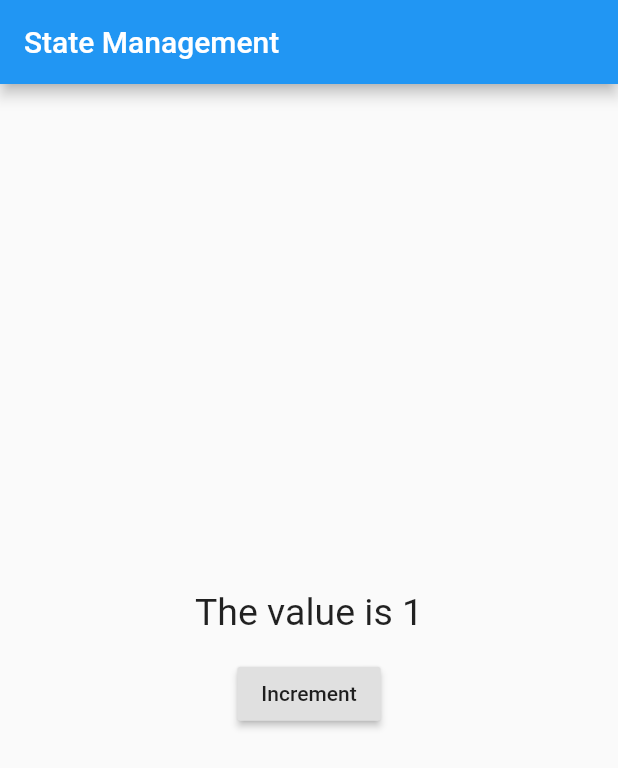
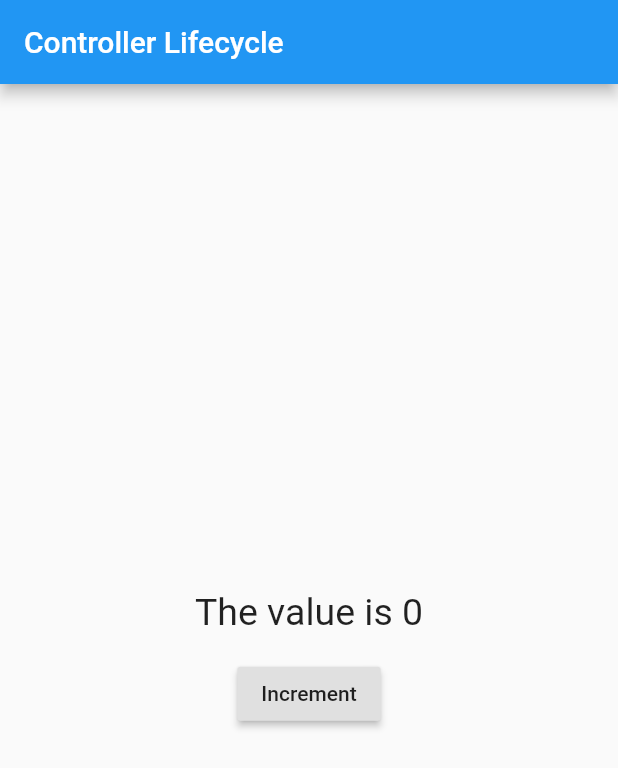
Before and after one commit to tamimiskhan/getx_flutter, a Flutter app: the screen it shows after launch, after a tap on "Increment", on a phone screen of 412 x 824 dp. Shown: the top 768 px of the screen. Run offline on Flutter 3.47's test engine with Material 2 defaults, Android fonts, the phone set to English and light mode, and no system bars; our stand-ins replace get.

Commit message:
Getx controller lifecycle.

```diff
--- a/lib/main.dart
+++ b/lib/main.dart
@@ -10,15 +10,15 @@ class MyApp extends StatelessWidget {
 //If init property us not used Getx<Type of controller > then
 //create the instance of controller as follow
 
-  //MyController myController = Get.put(MyController());
+   MyController myController = Get.put(MyController());
 
   @override
   Widget build(BuildContext context) {
     return GetMaterialApp(
-      title: "State Management",
+      title: "Controller Lifecycle",
       home: Scaffold(
         appBar: AppBar(
-          title: Text("State Management"),
+          title: Text("Controller Lifecycle"),
         ),
         body: Center(
           child: Column(
@@ -26,7 +26,9 @@ class MyApp extends StatelessWidget {
             crossAxisAlignment: CrossAxisAlignment.center,
             children: [
               GetBuilder<MyController>(
-                init: MyController(),
+             //   initState: (data)=>myController.increment(),
+              //  dispose: (_)=>myController.cleanUpTask(),
+
                 builder: (controller) {
                   return Text("The value is ${controller.count}",
                       style: TextStyle(fontSize: 25));
--- a/lib/my_controller.dart
+++ b/lib/my_controller.dart
@@ -1,10 +1,28 @@
 import 'package:get/get.dart';
 
 class MyController extends GetxController {
-  var count = 0.obs;
+  var count = 0;
 
-  void increment() {
-    count++;
+  void increment() async {
+    await Future<int>.delayed(Duration(seconds: 5));
+    this.count++;
     update();
   }
+
+  void cleanUpTask(){
+    print("Clean up task");
+  }
+
+  //Better approach
+@override
+void onInit(){
+    print("Init Called");
 }
+
+@override
+void onClose(){
+    super.onClose();
+}
+
+
+}
```
